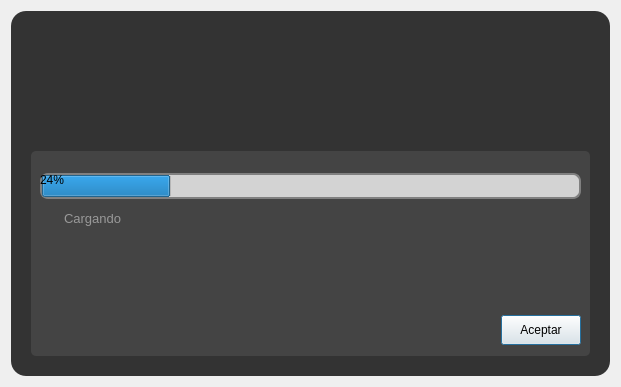
Old version of the form app/ui/dialog_loanding.ui in the repository edwinar13/MPM-UN.
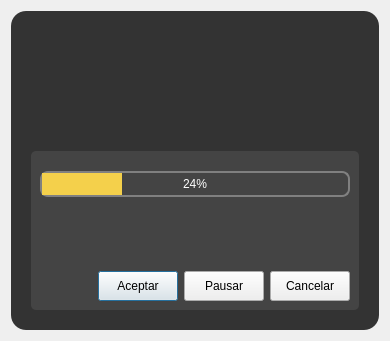
New version of the form. Icons and pictures are not drawn.

Commit message: v0.10.2 se ha corregido el funcionamiento del software, en el tema de ejecutar análisis, en actualizar resultados, en cambiar entre archivos mpm, se ha incluido una ventana de progreso al ejecutar el análisis, que permite acciones como pausar etc

```diff
--- a/app/ui/dialog_loanding.ui
+++ b/app/ui/dialog_loanding.ui
@@ -9,8 +9,8 @@
    <rect>
     <x>0</x>
     <y>0</y>
-    <width>621</width>
-    <height>387</height>
+    <width>390</width>
+    <height>341</height>
    </rect>
   </property>
   <property name="sizePolicy">
@@ -61,12 +61,17 @@
 	border-radius:5px;
 }
 
-
-QLabel#label_text{
+QLabel[QLabelStyle=&quot;1&quot;]{
+	font: 300 10pt &quot;Ubuntu&quot;;
+	color: #DDDDDD;
+margin-left: 10px
+}
+QLabel#status_label{
 	font: 300 10pt &quot;Ubuntu&quot;;
 	color: #DDDDDD;
 margin-left: 10px;
 }
+
 QTextBrowser#textBrowser_description{
 	background-color: transparent;
 	font: 300 10pt &quot;Ubuntu&quot;;
@@ -136,8 +141,8 @@
 }
 
 
-
-QProgressBar#progressBar_loanding{
+/*
+QProgressBar#progress_bar{
 border: none;
 border-radius: 8px ;
     border: 2px solid grey;
@@ -148,9 +153,23 @@
 
 QProgressBar#progressBar_loanding::chunk {
 
-    width: 10px; /* Tamaño del chunk (barra de progreso) */
+    width: 10px;  Tamaño del chunk (barra de progreso) 
 }
+#36C9C6		#00BDB9	#77ACA2
+*/
 
+QProgressBar#progress_bar {
+    border: 2px solid grey; /* Grosor y color del borde */
+    border-radius: 8px; /* Bordes redondeados */
+    background-color: transparent; /* Color de fondo */
+font: 800 13pt &quot;Ubuntu&quot;;
+color: #fff;
+}
+
+QProgressBar#progress_bar::chunk {
+    background-color: #f4d04b; /* Color del chunk (la parte que muestra el progreso) */
+    width: 10px; /* Ancho del chunk */
+}
 </string>
   </property>
   <layout class="QHBoxLayout" name="horizontalLayout">
@@ -229,7 +248,7 @@
            <string/>
           </property>
           <property name="pixmap">
-           <pixmap>../resources/iconos/iconos_msg/question.svg</pixmap>
+           <pixmap>../resources/iconos/iconos_dialogo_ejecutar/Ejecutando_analisis.svg</pixmap>
           </property>
           <property name="scaledContents">
            <bool>true</bool>
@@ -282,35 +301,29 @@
           <number>20</number>
          </property>
          <item>
-          <widget class="QProgressBar" name="progressBar_loanding">
+          <widget class="QProgressBar" name="progress_bar">
            <property name="value">
             <number>24</number>
            </property>
+           <property name="alignment">
+            <set>Qt::AlignCenter</set>
+           </property>
           </widget>
          </item>
          <item>
-          <widget class="QTextBrowser" name="textBrowser_description">
-           <property name="sizePolicy">
-            <sizepolicy hsizetype="MinimumExpanding" vsizetype="MinimumExpanding">
-             <horstretch>0</horstretch>
-             <verstretch>0</verstretch>
-            </sizepolicy>
+          <widget class="QLabel" name="status_label">
+           <property name="text">
+            <string/>
            </property>
-           <property name="maximumSize">
-            <size>
-             <width>16777215</width>
-             <height>100</height>
-            </size>
+          </widget>
+         </item>
+         <item>
+          <widget class="QLabel" name="question_label">
+           <property name="text">
+            <string/>
            </property>
-           <property name="html">
-            <string>&lt;!DOCTYPE HTML PUBLIC &quot;-//W3C//DTD HTML 4.0//EN&quot; &quot;http://www.w3.org/TR/REC-html40/strict.dtd&quot;&gt;
-&lt;html&gt;&lt;head&gt;&lt;meta name=&quot;qrichtext&quot; content=&quot;1&quot; /&gt;&lt;meta charset=&quot;utf-8&quot; /&gt;&lt;style type=&quot;text/css&quot;&gt;
-p, li { white-space: pre-wrap; }
-hr { height: 1px; border-width: 0; }
-li.unchecked::marker { content: &quot;\2610&quot;; }
-li.checked::marker { content: &quot;\2612&quot;; }
-&lt;/style&gt;&lt;/head&gt;&lt;body style=&quot; font-family:'Ubuntu'; font-size:10pt; font-weight:300; font-style:normal;&quot;&gt;
-&lt;p style=&quot; margin-top:0px; margin-bottom:0px; margin-left:0px; margin-right:0px; -qt-block-indent:0; text-indent:0px;&quot;&gt;Cargando&lt;/p&gt;&lt;/body&gt;&lt;/html&gt;</string>
+           <property name="QLabelStyle" stdset="0">
+            <number>1</number>
            </property>
           </widget>
          </item>
@@ -333,7 +346,7 @@
             </spacer>
            </item>
            <item>
-            <widget class="QPushButton" name="pushButton_accept">
+            <widget class="QPushButton" name="acept_button">
              <property name="sizePolicy">
               <sizepolicy hsizetype="Minimum" vsizetype="Fixed">
                <horstretch>0</horstretch>
@@ -342,7 +355,7 @@
              </property>
              <property name="minimumSize">
               <size>
-               <width>0</width>
+               <width>80</width>
                <height>30</height>
               </size>
              </property>
@@ -363,6 +376,68 @@
              </property>
             </widget>
            </item>
+           <item>
+            <widget class="QPushButton" name="pause_button">
+             <property name="sizePolicy">
+              <sizepolicy hsizetype="Minimum" vsizetype="Fixed">
+               <horstretch>0</horstretch>
+               <verstretch>0</verstretch>
+              </sizepolicy>
+             </property>
+             <property name="minimumSize">
+              <size>
+               <width>80</width>
+               <height>30</height>
+              </size>
+             </property>
+             <property name="maximumSize">
+              <size>
+               <width>120</width>
+               <height>30</height>
+              </size>
+             </property>
+             <property name="text">
+              <string>Pausar</string>
+             </property>
+             <property name="style_msn_button" stdset="0">
+              <number>1</number>
+             </property>
+             <property name="QPushButtonStyle" stdset="0">
+              <number>3</number>
+             </property>
+            </widget>
+           </item>
+           <item>
+            <widget class="QPushButton" name="cancel_button">
+             <property name="sizePolicy">
+              <sizepolicy hsizetype="Minimum" vsizetype="Fixed">
+               <horstretch>0</horstretch>
+               <verstretch>0</verstretch>
+              </sizepolicy>
+             </property>
+             <property name="minimumSize">
+              <size>
+               <width>80</width>
+               <height>30</height>
+              </size>
+             </property>
+             <property name="maximumSize">
+              <size>
+               <width>120</width>
+               <height>30</height>
+              </size>
+             </property>
+             <property name="text">
+              <string>Cancelar</string>
+             </property>
+             <property name="style_msn_button" stdset="0">
+              <number>1</number>
+             </property>
+             <property name="QPushButtonStyle" stdset="0">
+              <number>2</number>
+             </property>
+            </widget>
+           </item>
           </layout>
          </item>
         </layout>
```
The commit also changes 38 other files.
